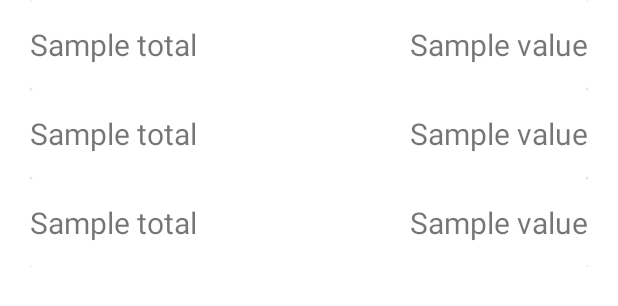
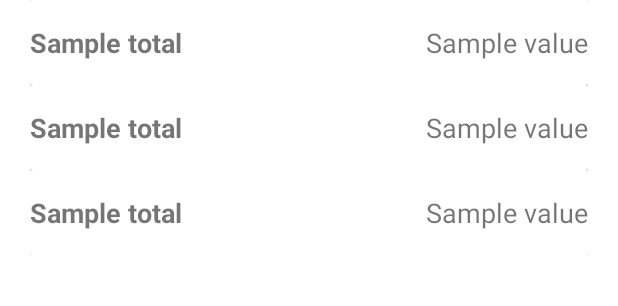
Before and after one commit to morj12/dotametrics, an Android app: the layout fragment_totals.xml on its own in the app's theme, with its tools: preview values and no code run, on a phone screen of 412 x 824 dp. Shown: the top 306 px of the screen. Run offline under Robolectric (Android 15) with nearby library versions, the phone set to English and light mode, and no system bars.

Commit message:
Improve totals layout

```diff
--- a/app/src/main/res/layout/totals_item.xml
+++ b/app/src/main/res/layout/totals_item.xml
@@ -14,7 +14,8 @@
             android:layout_width="wrap_content"
             android:layout_height="wrap_content"
             android:paddingVertical="16dp"
-            android:textSize="20sp"
+            android:textSize="18sp"
+            android:textStyle="bold"
             app:layout_constraintBottom_toBottomOf="parent"
             app:layout_constraintStart_toStartOf="parent"
             app:layout_constraintTop_toTopOf="parent"
@@ -24,7 +25,7 @@
             android:id="@+id/tv_totals_value"
             android:layout_width="wrap_content"
             android:layout_height="wrap_content"
-            android:textSize="20sp"
+            android:textSize="18sp"
             app:layout_constraintBottom_toBottomOf="parent"
             app:layout_constraintEnd_toEndOf="parent"
             app:layout_constraintTop_toTopOf="parent"
--- a/app/src/main/res/values/strings.xml
+++ b/app/src/main/res/values/strings.xml
@@ -6,7 +6,7 @@
     <string name="tab_text_1">Matches</string>
     <string name="tab_text_2">Heroes</string>
     <string name="tab_text_3">Peers</string>
-    <string name="tab_text_4">Totals</string>
+    <string name="tab_text_4">Averages</string>
     <string name="loses">Loses</string>
     <string name="wins">Wins</string>
     <string name="winrate">Winrate</string>
@@ -42,4 +42,6 @@
     <string name="loss">Loss</string>
     <string name="actions_per_min">Actions per minute</string>
 
+    <string name="totals_in_games">%1$s in %2$d games</string>
+
 </resources>
```
Also changed, not shown: app/src/main/java/com/example/dotametrics/presentation/adapter/TotalsAdapter.kt (+6 -1 lines).
